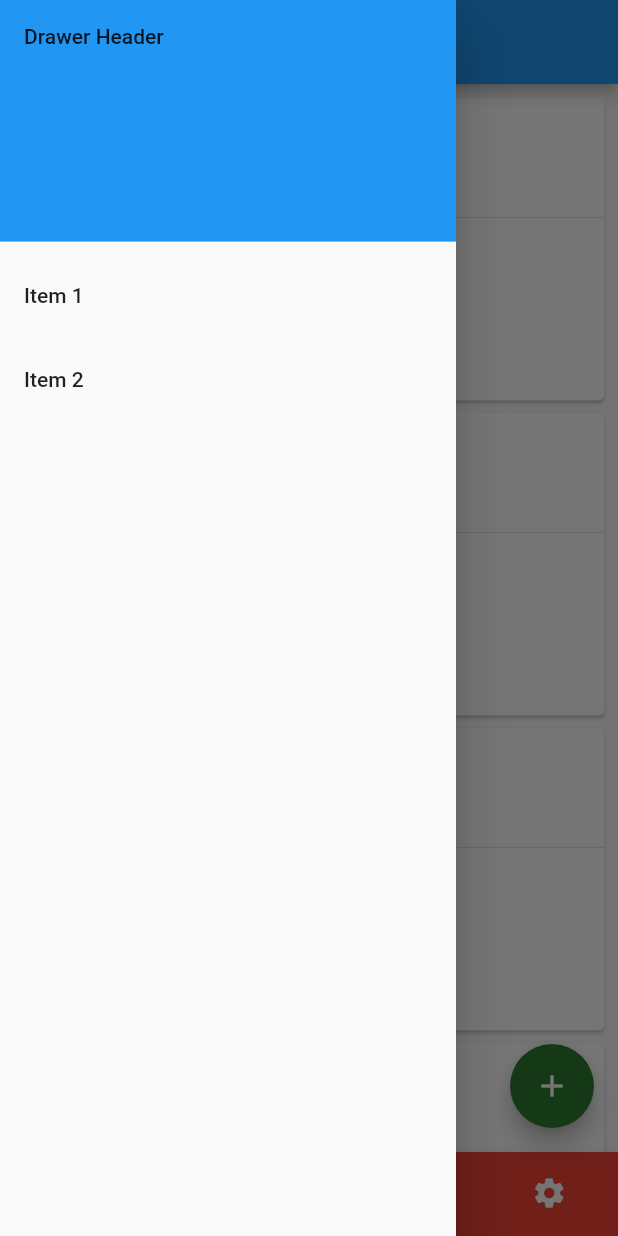
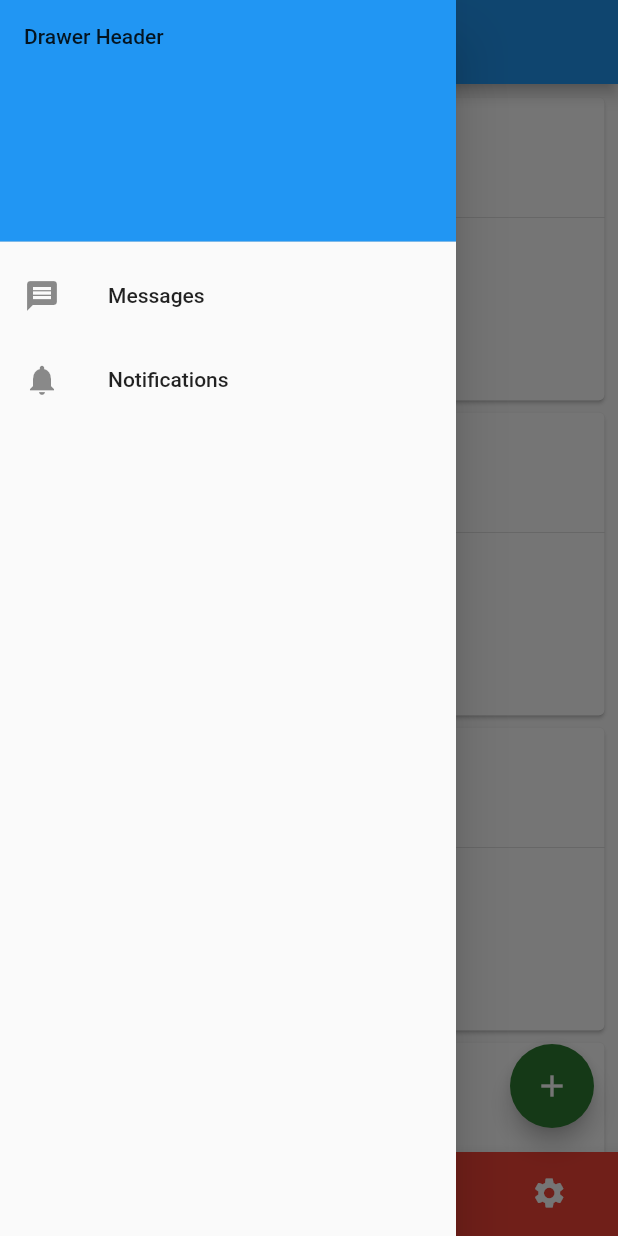
Before and after one commit to Kodake/flutter_basic_app, a Flutter app: the screen it shows after launch, with the side drawer open, on a phone screen of 412 x 824 dp. Run offline on Flutter 3.47's test engine with Material 2 defaults, Android fonts, the phone set to English and light mode, and no system bars.

Commit message:
Working with scrollDirections and passing arguments from routes in components

```diff
--- a/lib/main.dart
+++ b/lib/main.dart
@@ -3,9 +3,21 @@ import 'package:flutter_basic/card-elements.dart';
 import 'package:flutter_basic/second-route.dart';
 import 'package:flutter_basic/third-route.dart';
 
+import 'fifth-route.dart';
+import 'fourth-route.dart';
+
 class ShoppingList extends StatefulWidget {
   @override
   _ShoppingListState createState() => _ShoppingListState();
+}
+
+class ItemDrawer {
+  final String name;
+  final Icon icon;
+  final Axis scrollDirect;
+  final String routeName;
+
+  ItemDrawer(this.name, this.icon, this.scrollDirect, this.routeName);
 }
 
 class _ShoppingListState extends State<ShoppingList> {
@@ -59,6 +71,13 @@ class _ShoppingListState extends State<ShoppingList> {
   }
 
   Drawer _drawerSection(BuildContext context) {
+    List<ItemDrawer> myList = [];
+
+    myList.add(ItemDrawer(
+        "Messages", Icon(Icons.message), Axis.vertical, '/fourthRoute'));
+    myList.add(ItemDrawer("Notifications", Icon(Icons.notifications),
+        Axis.horizontal, '/fifthRoute'));
+
     return Drawer(
         child: ListView(
       // Important: Remove any padding from the ListView.
@@ -70,18 +89,14 @@ class _ShoppingListState extends State<ShoppingList> {
           ),
           child: Text('Drawer Header'),
         ),
-        ListTile(
-          title: const Text('Item 1'),
-          onTap: () {
-            Navigator.pop(context);
-          },
-        ),
-        ListTile(
-          title: const Text('Item 2'),
-          onTap: () {
-            Navigator.pop(context);
-          },
-        ),
+        for (var item in myList)
+          ListTile(
+              leading: item.icon,
+              title: Text(item.name),
+              onTap: () {
+                Navigator.pushNamed(context, item.routeName,
+                    arguments: item.scrollDirect);
+              }),
       ],
     ));
   }
@@ -112,7 +127,9 @@ void main() {
     home: ShoppingList(),
     routes: {
       SecondRoute.routeName: (context) => SecondRoute(),
-      ThirdRoute.routeName: (context) => ThirdRoute()
+      ThirdRoute.routeName: (context) => ThirdRoute(),
+      '/fourthRoute': (context) => FourthRoute(),
+      '/fifthRoute': (context) => FifthRoute()
     },
   ));
 }
```
Also changed, not shown: lib/fifth-route.dart (added, +49 -0 lines), lib/fourth-route.dart (added, +66 -0 lines), lib/third-route.dart (+2 -29 lines).
